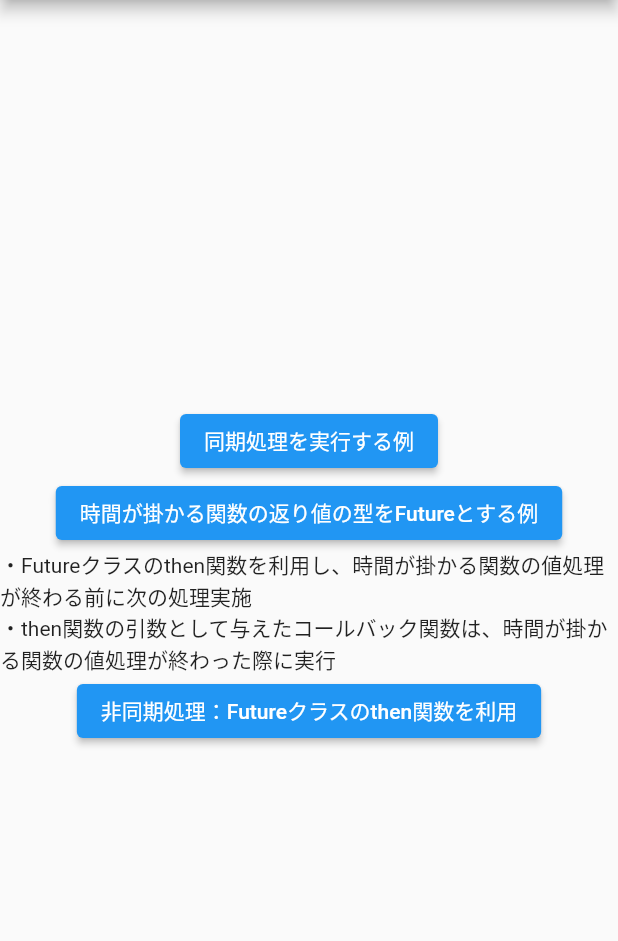
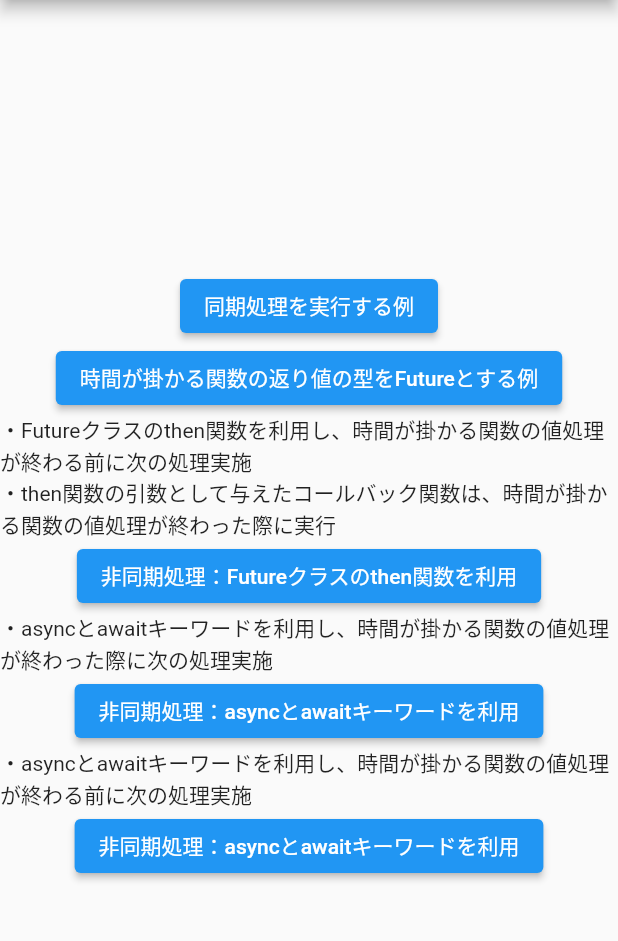
Before and after one commit to ryo0213/flutter_verification, a Flutter app: the screen it shows after launch, on a phone screen of 412 x 824 dp, the part 84-1025 px from its top. Run offline on Flutter 3.47's test engine with Material 2 defaults, Android fonts, the phone set to English and light mode, and no system bars.

Commit message:
async awaitの非同期処理の例

```diff
--- a/lib/future_example.dart
+++ b/lib/future_example.dart
@@ -9,4 +9,9 @@ class FutureExample {
     return Future<String>.value(docs);
   }
 
+  static asyncExe() async{
+    final docs =  await FutureExample.pickAllDocuments();
+    print(docs);
+  }
+
 }
--- a/lib/main.dart
+++ b/lib/main.dart
@@ -65,10 +65,28 @@ class _MyHomePageState extends State<MyHomePage> {
               onPressed: () {
                 final docs = FutureExample.pickAllDocuments();
                 docs.then((value) => print(value));
-                // print(docs);
                 print('next....');
               },
               child: const Text('非同期処理：Futureクラスのthen関数を利用'),
+            ),
+
+            Text('・asyncとawaitキーワードを利用し、時間が掛かる関数の値処理が終わった際に次の処理実施'),
+            ElevatedButton(
+              onPressed: () async{
+                final docs = await FutureExample.pickAllDocuments();
+                print(docs);
+                print('next....');
+              },
+              child: const Text('非同期処理：asyncとawaitキーワードを利用'),
+            ),
+
+            Text('・asyncとawaitキーワードを利用し、時間が掛かる関数の値処理が終わる前に次の処理実施'),
+            ElevatedButton(
+              onPressed: () {
+                FutureExample.asyncExe();
+                print('next....');
+              },
+              child: const Text('非同期処理：asyncとawaitキーワードを利用'),
             ),
           ],
         ),
```
